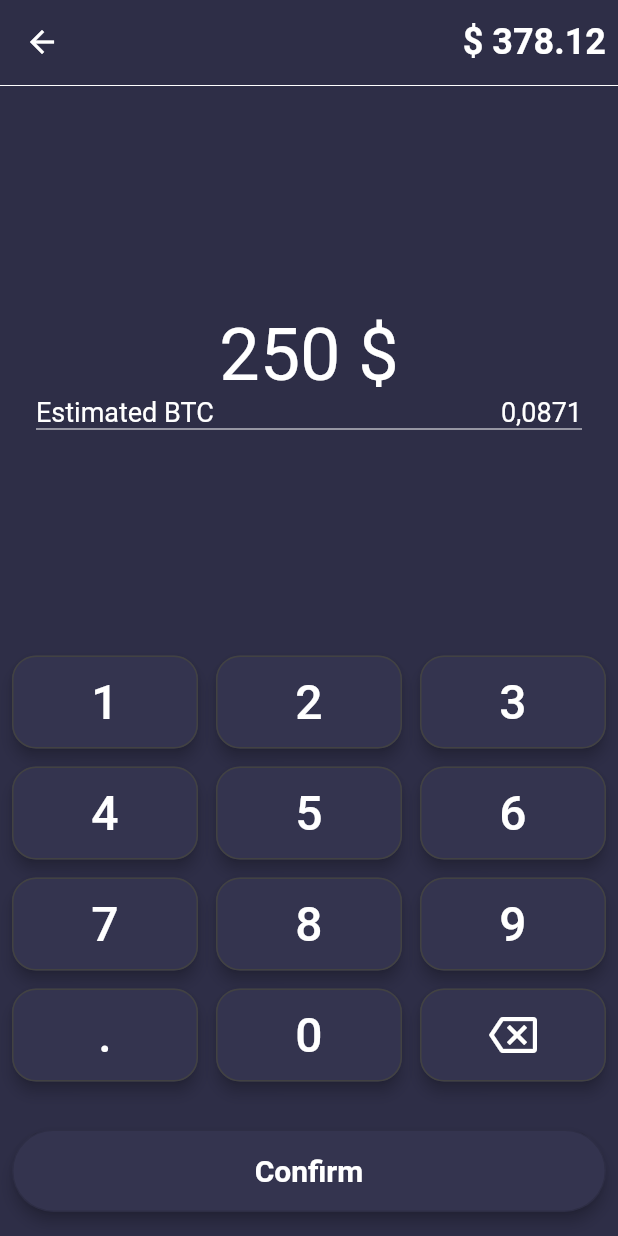
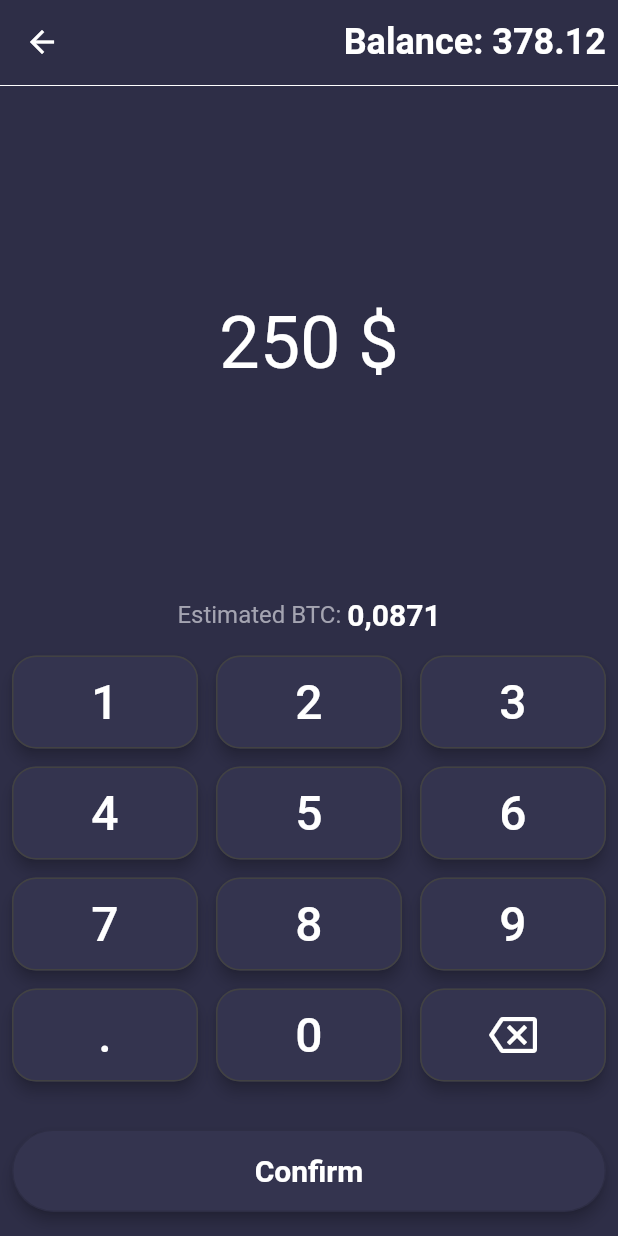
Before and after one commit to LukaszSieniec/Exchange-old-version, a Flutter app: the screen it shows after launch, on a phone screen of 412 x 824 dp. Run offline on Flutter 3.47's test engine with Material 2 defaults, Android fonts, the phone set to English and light mode, and no system bars; our stand-ins replace dio, equatable, flutter_bloc, syncfusion_flutter_charts; missing offline and left inert: crypto_font_icons.

Commit message:
Refactor BuyCryptocurrencyPage

```diff
--- a/exchange/lib/views/pages/buy_cryptocurrency_page.dart
+++ b/exchange/lib/views/pages/buy_cryptocurrency_page.dart
@@ -19,46 +19,41 @@ class BuyCryptocurrencyPage extends StatelessWidget {
                     alignment: AlignmentDirectional.centerEnd,
                     child: Container(
                         margin: const EdgeInsets.only(right: 8.0),
-                        child: const Text('\$ 378.12',
+                        child: const Text('Balance: 378.12',
                             style: TextStyle(
                                 color: Colors.white,
                                 fontSize: 24.0,
                                 fontWeight: FontWeight.bold)))),
                 leading: IconButton(
                     icon: const Icon(Icons.arrow_back),
-                    onPressed: () {
-                      Navigator.of(context).pop();
-                    })),
+                    onPressed: () => Navigator.of(context).pop())),
             body: Column(
                 mainAxisAlignment: MainAxisAlignment.spaceBetween,
                 children: [
                   const Divider(height: 2.0, color: Colors.white),
-                  Container(
-                      margin: const EdgeInsets.only(left: 24.0, right: 24.0),
-                      child: Column(children: [
-                        const Text('250 \$',
-                            style:
-                                TextStyle(fontSize: 48.0, color: Colors.white)),
-                        Row(
-                            crossAxisAlignment: CrossAxisAlignment.end,
-                            mainAxisAlignment: MainAxisAlignment.spaceBetween,
-                            children: const [
-                              Text('Estimated BTC',
-                                  style: TextStyle(
-                                      fontSize: 18.0, color: Colors.white)),
-                              Text('0,0871',
-                                  style: TextStyle(
-                                      fontSize: 18.0, color: Colors.white))
-                            ]),
-                        const Divider(height: 2.0, color: Colors.white)
-                      ])),
+                  const Text('250 \$',
+                      style: TextStyle(fontSize: 48.0, color: Colors.white)),
                   Container(
                       margin: const EdgeInsets.only(
                           bottom: 16.0, left: 8.0, right: 8.0),
-                      child: Column(children: const [
-                        Keyboard(),
-                        SizedBox(height: 32.0),
-                        ConfirmButton()
+                      child: Column(children: [
+                        Row(
+                            mainAxisAlignment: MainAxisAlignment.center,
+                            children: const [
+                              Text('Estimated BTC: ',
+                                  style: TextStyle(
+                                      fontSize: 16.0,
+                                      color: Color(MyColors.colorText))),
+                              Text('0,0871',
+                                  style: TextStyle(
+                                      fontSize: 20.0,
+                                      color: Colors.white,
+                                      fontWeight: FontWeight.bold))
+                            ]),
+                        const SizedBox(height: 16.0),
+                        const Keyboard(),
+                        const SizedBox(height: 32.0),
+                        const ConfirmButton()
                       ]))
                 ])));
   }
```
